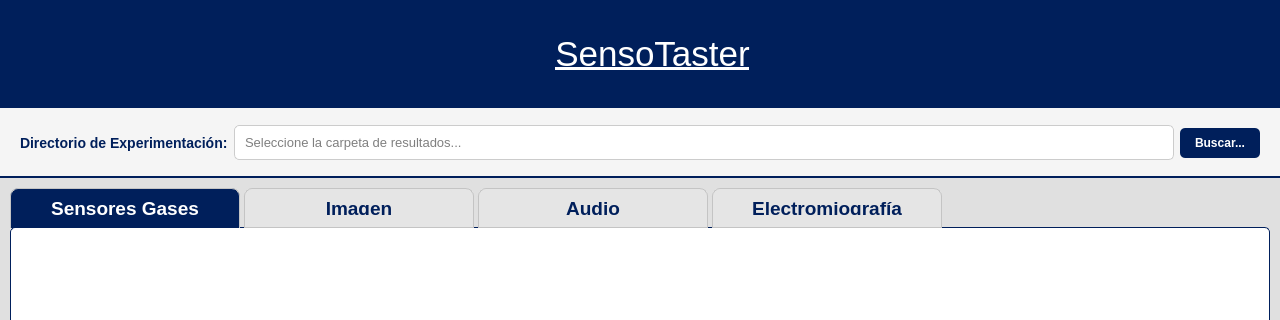
Old version of the form ui/visualization/visualization.ui in the repository juanesmz/SensoTaster; both pictures show x 0 to 1280 and y 0 to 320 of the 1280 by 720 pixel window.
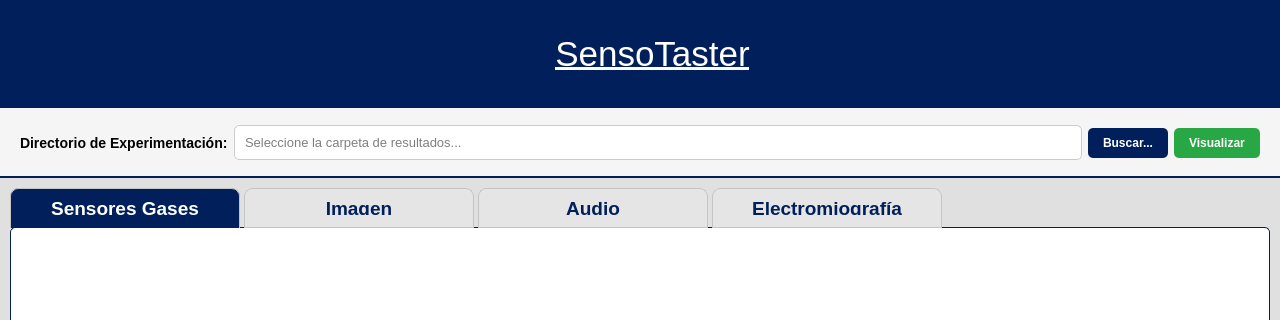
New version of the form. Icons and pictures are not drawn.

Commit message: feat(visualization): switch to pyqtgraph for EMG/Audio, fix audio distortion with QMediaPlayer, and improve UI styles

```diff
--- a/ui/visualization/visualization.ui
+++ b/ui/visualization/visualization.ui
@@ -169,8 +169,8 @@
     background-color: #F5F5F5;
     border-bottom: 2px solid #001F5B;
 }
-QLabel {
-    color: #001F5B;
+QLabel#lblDirectory {
+    color: #000000 !important;
     font-weight: bold;
     font-size: 14px;
 }
@@ -179,6 +179,7 @@
     border: 1px solid #CCC;
     border-radius: 5px;
     background: white;
+    color: #000000 !important;
     font-size: 13px;
 }
 QPushButton#btnBrowse {
@@ -223,6 +224,28 @@
         </property>
        </widget>
       </item>
+      <item>
+       <widget class="QPushButton" name="btnVisualize">
+        <property name="text">
+         <string>Visualizar</string>
+        </property>
+        <property name="styleSheet">
+         <string notr="true">QPushButton#btnVisualize {
+    background-color: #28a745;
+    color: white;
+    border-radius: 5px;
+    padding: 8px 15px;
+    font-weight: bold;
+}
+QPushButton#btnVisualize:hover {
+    background-color: #218838;
+}
+QPushButton#btnVisualize:disabled {
+    background-color: #6c757d;
+}</string>
+        </property>
+       </widget>
+      </item>
      </layout>
     </widget>
    </item>
```
The commit also changes 7 other files.
